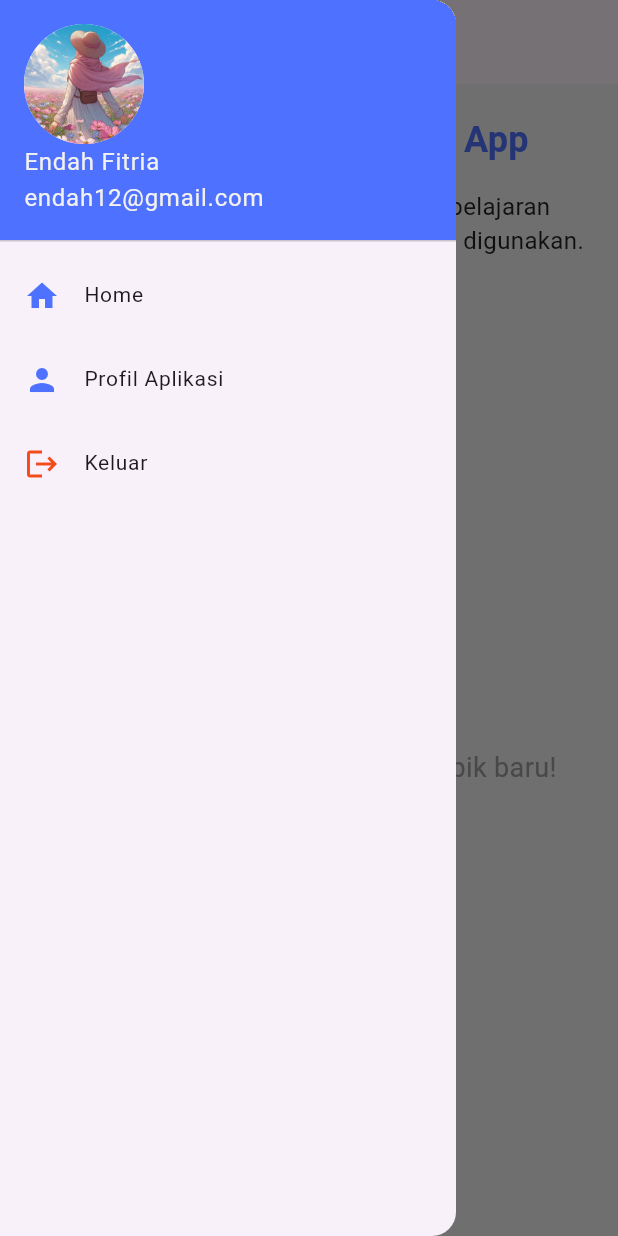
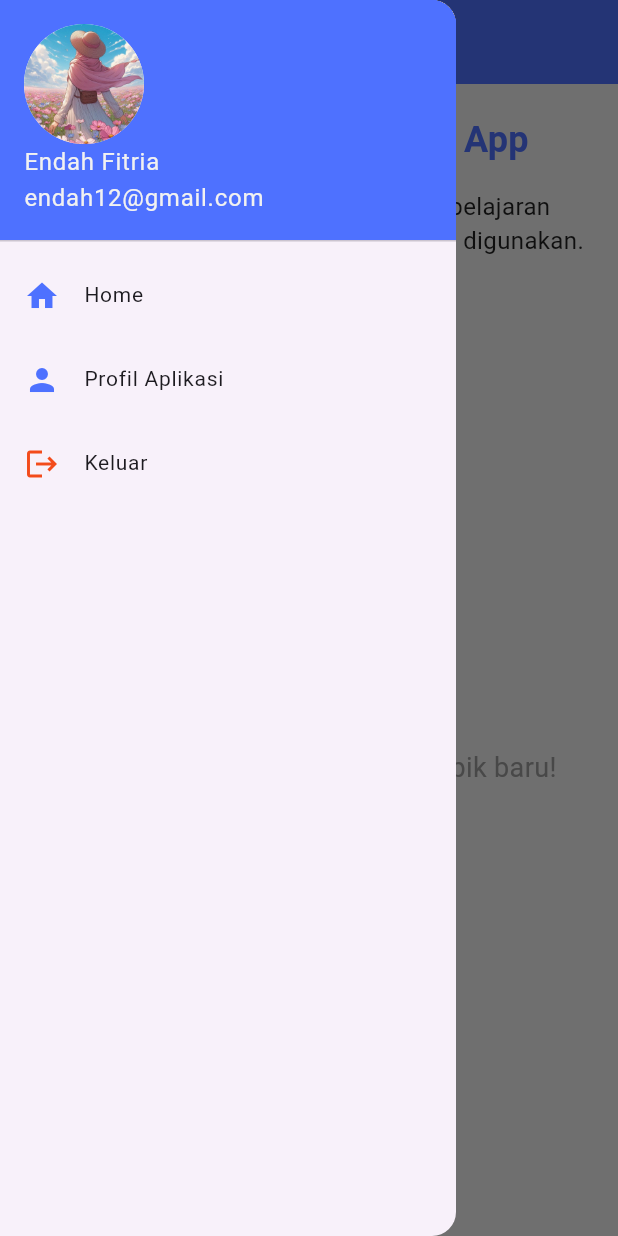
Before and after one commit to Fiindah/flashcard_app, a Flutter app: the TopicListPage screen opened directly, in the side drawer, after a tap on "Tambah Topik", on a phone screen of 412 x 824 dp. Run offline on Flutter 3.47's test engine with Material 3 defaults, Android fonts, the phone set to English and light mode, and no system bars; our stand-ins replace sqflite; accounts and stored records are empty; Roboto replaces fonts that are missing (Poppins).

Commit message:
update warna appbar

```diff
--- a/lib/pages/halaman_auth.dart/register_screen.dart
+++ b/lib/pages/halaman_auth.dart/register_screen.dart
@@ -127,7 +127,7 @@ class _RegisterScreenAppState extends State<RegisterScreenApp> {
                         );
                         ScaffoldMessenger.of(context).showSnackBar(
                           SnackBar(
-                            content: Text("Registeration Successful!"),
+                            content: Text("Register Berhasil!"),
                             backgroundColor: Colors.green,
                           ),
                         );
--- a/lib/pages/list_flashcard.dart
+++ b/lib/pages/list_flashcard.dart
@@ -71,7 +71,7 @@ class _ListFlashcardPageState extends State<ListFlashcardPage> {
         centerTitle: true,
         title: Text(
           "Topik: ${widget.selectedTopic.name}",
-          style: TextStyle(fontSize: 18),
+          style: TextStyle(fontSize: 18, fontWeight: FontWeight.bold),
         ), // Display topic name
         foregroundColor: Colors.white,
         backgroundColor: AppColor.myblue,
@@ -136,7 +136,7 @@ class _ListFlashcardPageState extends State<ListFlashcardPage> {
                 },
                 icon: const Icon(Icons.play_arrow),
                 label: const Text(
-                  'Mulai Menghafal',
+                  'Mulai Belajar',
                   style: TextStyle(fontSize: 18),
                 ),
                 style: ElevatedButton.styleFrom(
--- a/lib/pages/profile_page.dart
+++ b/lib/pages/profile_page.dart
@@ -68,7 +68,7 @@ class _ProfilePageState extends State<ProfilePage> {
           ),
           SizedBox(height: 10),
           Text(
-            'Aplikasi ini dibuat untuk memenuhi tugas ke-13 mobile programming dengan Flutter.',
+            'Aplikasi flashcard ini digunakan untuk membantu proses belajar dan menghafal.',
             textAlign: TextAlign.center,
             style: TextStyle(fontSize: 16, color: Colors.black87),
           ),
--- a/lib/pages/topic_list_page.dart
+++ b/lib/pages/topic_list_page.dart
@@ -17,14 +17,13 @@ class TopicListPage extends StatefulWidget {
 }
 
 class _TopicListPageState extends State<TopicListPage> {
-  List<Topic> _topics = []; // List to hold all loaded topics
-  final TextEditingController _newTopicController =
-      TextEditingController(); // Controller for new topic input
+  List<Topic> _topics = [];
+  final TextEditingController _newTopicController = TextEditingController();
 
   @override
   void initState() {
     super.initState();
-    _loadTopics(); // Load topics when the page initializes
+    _loadTopics();
   }
 
   @override
@@ -34,15 +33,13 @@ class _TopicListPageState extends State<TopicListPage> {
     super.dispose();
   }
 
-  // Asynchronously loads all topics from the database
   void _loadTopics() async {
     final data = await DbHelper.getAllTopics();
     setState(() {
-      _topics = data; // Update the list of topics
+      _topics = data;
     });
   }
 
-  // Shows a dialog to add a new topic
   void _showAddTopicDialog() {
     showDialog(
       context: context,
@@ -58,7 +55,7 @@ class _TopicListPageState extends State<TopicListPage> {
             TextButton(
               child: const Text('Batal'),
               onPressed: () {
-                _newTopicController.clear(); // Clear text when cancelled
+                _newTopicController.clear();
                 Navigator.of(context).pop();
               },
             ),
@@ -68,8 +65,8 @@ class _TopicListPageState extends State<TopicListPage> {
                 final topicName = _newTopicController.text.trim();
                 if (topicName.isNotEmpty) {
                   final newTopic = Topic(name: topicName);
-                  await DbHelper.insertTopic(newTopic); // Insert topic into DB
-                  _newTopicController.clear(); // Clear text after adding
+                  await DbHelper.insertTopic(newTopic);
+                  _newTopicController.clear();
                   _loadTopics(); // Reload topics to update the UI
                   Navigator.of(context).pop();
                 }
@@ -111,7 +108,6 @@ class _TopicListPageState extends State<TopicListPage> {
     );
   }
 
-  @override
   int _selectedIndex = 0;
   final List<Widget> _screen = [TopicListPage(), ProfilePage()];
 
@@ -192,9 +188,15 @@ class _TopicListPageState extends State<TopicListPage> {
       appBar: AppBar(
         title: const Text(
           'Topik Flashcard',
-          style: TextStyle(color: AppColor.myblue, fontSize: 18),
+          style: TextStyle(
+            color: Colors.white,
+            fontSize: 18,
+            fontWeight: FontWeight.bold,
+          ),
         ),
         centerTitle: true,
+        foregroundColor: Colors.white,
+        backgroundColor: AppColor.myblue,
       ),
       body: Column(
         crossAxisAlignment: CrossAxisAlignment.center,
```
Also changed, not shown: lib/pages/flashcard_form.dart (+7 -13 lines), lib/pages/halaman_auth.dart/login_screen.dart (+4 -22 lines), lib/pages/review_page.dart (+41 -62 lines).
